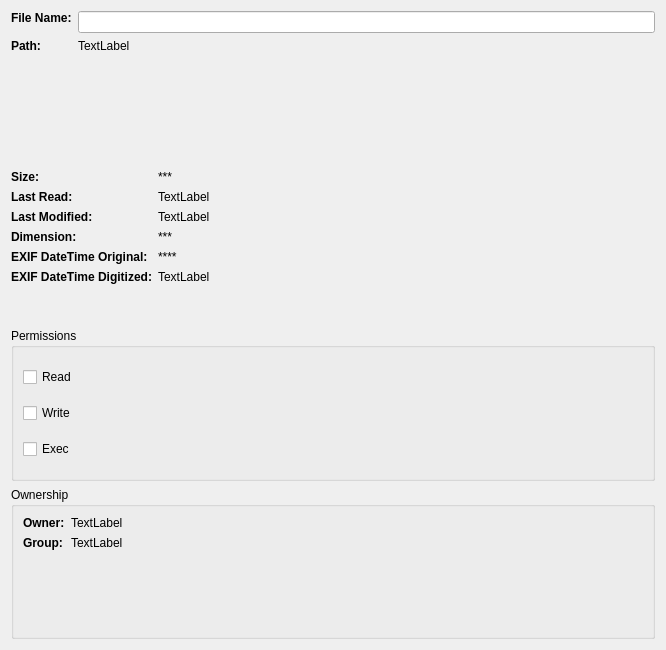
Qt form krbkacd/FileGeneralInfo.ui (rbbrnc/krbkACD) before a commit.
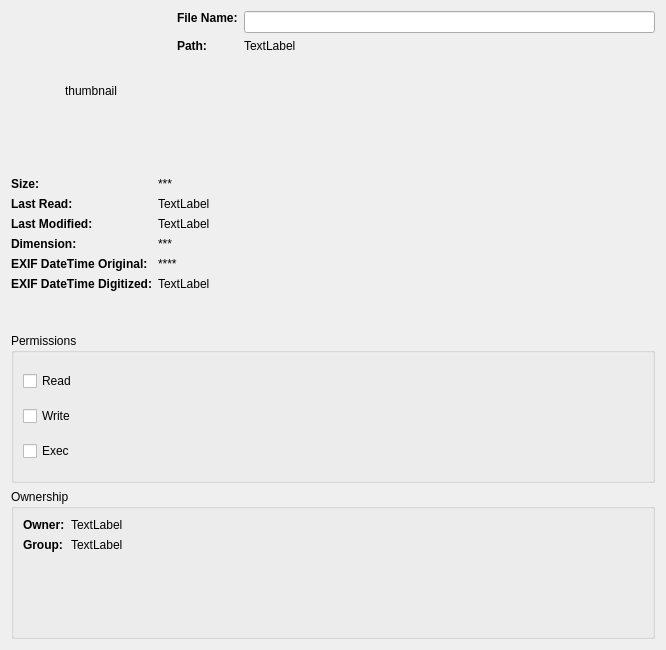
The same form after that commit.

Commit message: Put here preview and size

Diff of the .ui file:
```diff
--- a/krbkacd/FileGeneralInfo.ui
+++ b/krbkacd/FileGeneralInfo.ui
@@ -15,6 +15,39 @@
   </property>
   <layout class="QVBoxLayout" name="verticalLayout">
    <item>
+    <layout class="QHBoxLayout" name="horizontalLayout">
+     <item>
+      <widget class="QLabel" name="thumbnail">
+       <property name="sizePolicy">
+        <sizepolicy hsizetype="Fixed" vsizetype="Fixed">
+         <horstretch>0</horstretch>
+         <verstretch>0</verstretch>
+        </sizepolicy>
+       </property>
+       <property name="minimumSize">
+        <size>
+         <width>160</width>
+         <height>160</height>
+        </size>
+       </property>
+       <property name="maximumSize">
+        <size>
+         <width>160</width>
+         <height>160</height>
+        </size>
+       </property>
+       <property name="text">
+        <string>thumbnail</string>
+       </property>
+       <property name="scaledContents">
+        <bool>true</bool>
+       </property>
+       <property name="alignment">
+        <set>Qt::AlignCenter</set>
+       </property>
+      </widget>
+     </item>
+     <item>
     <layout class="QFormLayout" name="formLayout_2">
      <item row="0" column="0">
       <widget class="QLabel" name="label_2">
@@ -69,6 +102,8 @@
         <string>TextLabel</string>
        </property>
       </widget>
+       </item>
+      </layout>
      </item>
     </layout>
    </item>
```
Lines whose indentation alone changed are shown as unchanged. The commit also changes 1 other file.
